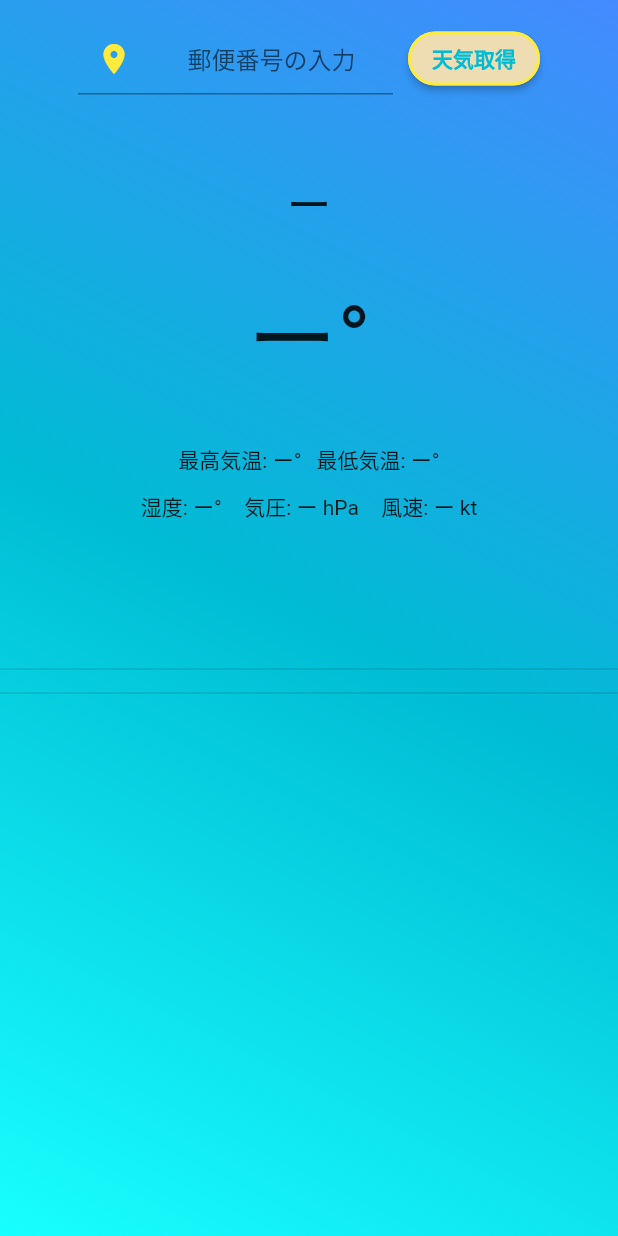
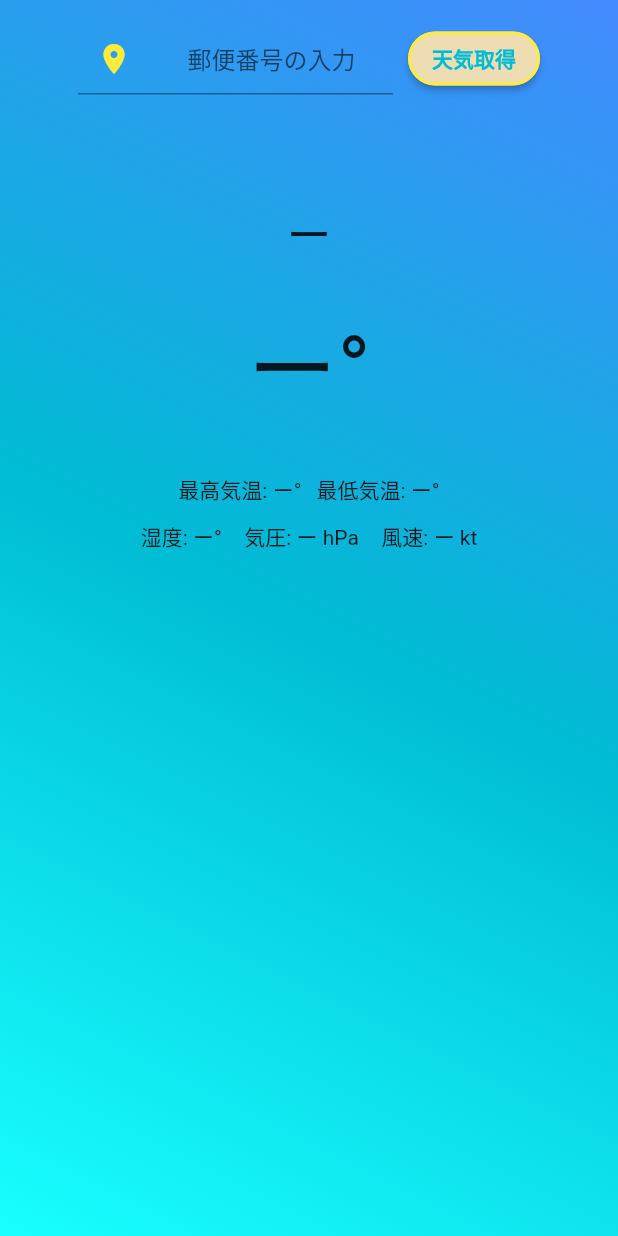
Before and after one commit to tomohiro1024/weatherApp, a Flutter app: the screen it shows after launch, on a phone screen of 412 x 824 dp. Run offline on Flutter 3.47's test engine with Material 2 defaults, Android fonts, the phone set to English and light mode, and no system bars; our stand-ins replace lottie.

Commit message:
UI調整

```diff
--- a/lib/top_page.dart
+++ b/lib/top_page.dart
@@ -19,6 +19,7 @@ class _TopPageState extends State<TopPage> {
   Image? image;
   List<Weather>? hourlyWeather;
   bool isButtonEnabled = false;
+  bool isDivider = false;
   final _textEditingController = TextEditingController();
 
   String? getAnimation(icon) {
@@ -149,6 +150,7 @@ class _TopPageState extends State<TopPage> {
                                   () {
                                 setState(() {
                                   isButtonEnabled = false;
+                                  isDivider = true;
                                 });
                               });
                               setState(() {});
@@ -169,7 +171,7 @@ class _TopPageState extends State<TopPage> {
                     ),
                   ],
                 ),
-                const SizedBox(height: 50),
+                const SizedBox(height: 70),
                 Text(
                   address!,
                   style: const TextStyle(fontSize: 30),
@@ -232,9 +234,12 @@ class _TopPageState extends State<TopPage> {
                 ),
                 const SizedBox(height: 90),
                 // 時間毎のUI
-                const Divider(
-                  thickness: 1,
-                ),
+                isDivider
+                    ? const Divider(
+                        thickness: 1,
+                        color: Colors.blue,
+                      )
+                    : Container(),
                 SingleChildScrollView(
                   scrollDirection: Axis.horizontal,
                   child: hourlyWeather == null
@@ -265,9 +270,12 @@ class _TopPageState extends State<TopPage> {
                           }).toList(),
                         ),
                 ),
-                const Divider(
-                  thickness: 1,
-                ),
+                isDivider
+                    ? const Divider(
+                        thickness: 1,
+                        color: Colors.blue,
+                      )
+                    : Container(),
               ],
             ),
           ),
```
